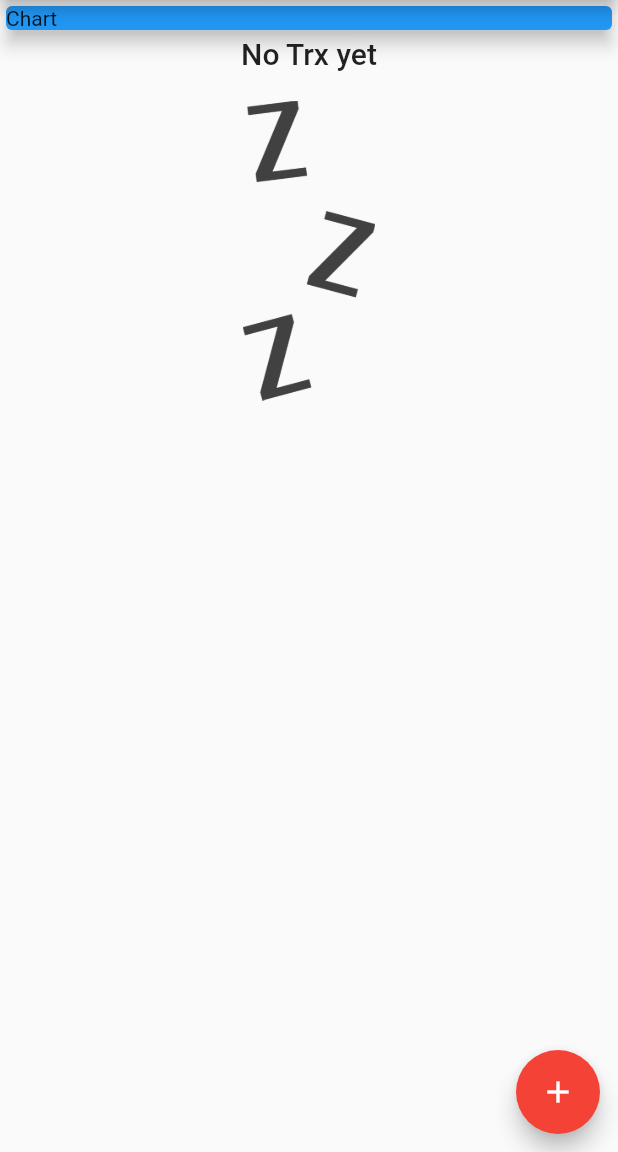
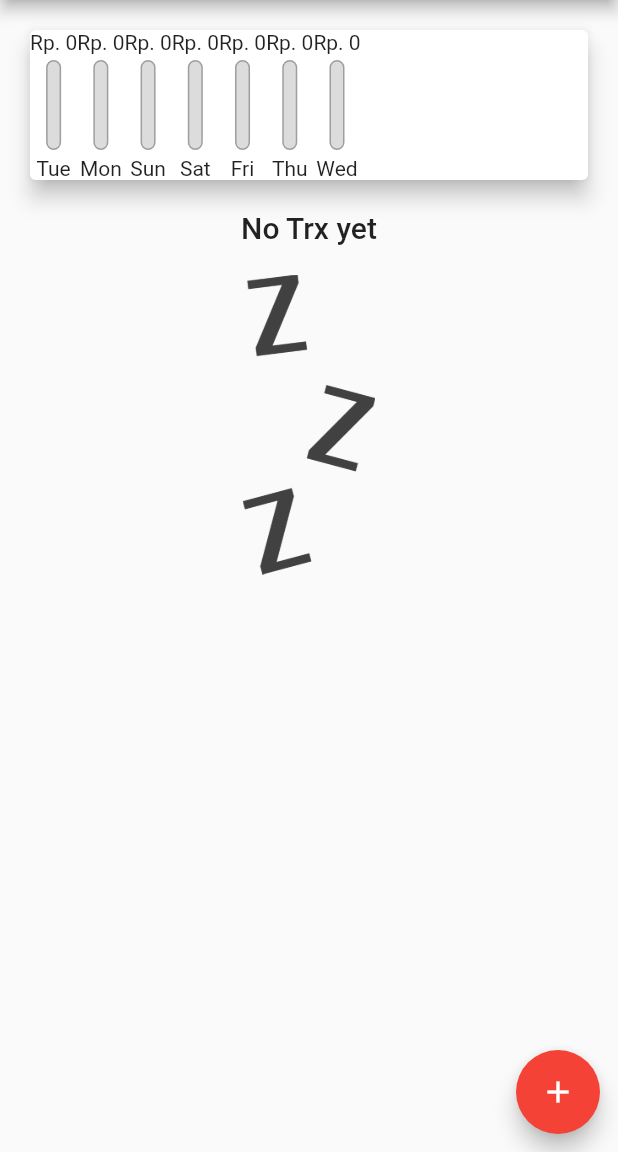
Before and after one commit to ibnunaufal/flutter_expenses_app, a Flutter app: the screen it shows after launch, on a phone screen of 412 x 824 dp, the part 84-1236 px from its top. Run offline on Flutter 3.47's test engine with Material 2 defaults, Android fonts, the phone set to English and light mode, and no system bars; Roboto replaces fonts that are missing (Balrow).

Commit message:
implement chart

```diff
--- a/lib/main.dart
+++ b/lib/main.dart
@@ -3,6 +3,7 @@ import 'package:flutter_expenses_app/widgets/new_transaction.dart';
 import 'package:flutter_expenses_app/widgets/transaction_list.dart';
 import './models/transaction.dart';
 import './widgets/transaction_list.dart';
+import './widgets/chart.dart';
 
 void main() => runApp(MyApp());
 
@@ -11,17 +12,13 @@ class MyApp extends StatelessWidget {
   Widget build(BuildContext context) {
     return MaterialApp(
       title: 'Flutter App',
-      theme: ThemeData(
-        primarySwatch: Colors.red,
-        fontFamily: 'Balrow'
-      ),
+      theme: ThemeData(primarySwatch: Colors.red, fontFamily: 'Balrow'),
       home: MyHomePage(),
     );
   }
 }
 
 class MyHomePage extends StatefulWidget {
-
   @override
   State<MyHomePage> createState() => _MyHomePageState();
 }
@@ -34,22 +31,38 @@ class _MyHomePageState extends State<MyHomePage> {
     //     id: '2', title: "Kaos baru", amount: 100000, date: DateTime.now()),
   ];
 
-  void _addNewTransaction(String title, double amount){
+  List<Transactions> get _recentTrx {
+    return _userTransaction.where((element){
+      return element.date.isAfter(
+        DateTime.now().subtract(
+          Duration(days: 7),
+        )
+      );
+    }).toList();
+  }
+
+  void _addNewTransaction(String title, double amount) {
     print("_addNewTransaction called");
-    final newTrx = Transactions(id: DateTime.now().toString(), title: title, amount: amount, date: DateTime.now());
+    final newTrx = Transactions(
+        id: DateTime.now().toString(),
+        title: title,
+        amount: amount,
+        date: DateTime.now());
 
     setState(() {
       _userTransaction.add(newTrx);
     });
   }
 
-  void _startAddNewTrx(BuildContext ctx){
-    showModalBottomSheet(context: ctx, builder: (bCtx){
-      return GestureDetector(
-        onTap: (){},
-        behavior: HitTestBehavior.opaque,
-        child: NewTransaction(_addNewTransaction));
-    });
+  void _startAddNewTrx(BuildContext ctx) {
+    showModalBottomSheet(
+        context: ctx,
+        builder: (bCtx) {
+          return GestureDetector(
+              onTap: () {},
+              behavior: HitTestBehavior.opaque,
+              child: NewTransaction(_addNewTransaction));
+        });
   }
 
   @override
@@ -58,23 +71,23 @@ class _MyHomePageState extends State<MyHomePage> {
       appBar: AppBar(
         title: Text('Flutter Expenses App'),
         actions: [
-          IconButton(onPressed: () => _startAddNewTrx(context), icon: Icon(Icons.add))
+          IconButton(
+              onPressed: () => _startAddNewTrx(context), icon: Icon(Icons.add))
         ],
       ),
       body: SingleChildScrollView(
         child: Column(
           crossAxisAlignment: CrossAxisAlignment.center,
           children: [
-            Card(
-              color: Colors.blue,
-              child: Container(width: double.infinity, child: Text('Chart')),
-              elevation: 5,
-            ),
+            Chart(_recentTrx),
             TransactionList(_userTransaction)
           ],
         ),
       ),
-      floatingActionButton: FloatingActionButton(onPressed: () => _startAddNewTrx(context), child: Icon(Icons.add),),
+      floatingActionButton: FloatingActionButton(
+        onPressed: () => _startAddNewTrx(context),
+        child: Icon(Icons.add),
+      ),
       floatingActionButtonLocation: FloatingActionButtonLocation.miniEndFloat,
     );
   }
--- /dev/null
+++ b/lib/widgets/chart.dart
@@ -0,0 +1,55 @@
+import 'package:flutter/material.dart';
+import 'package:flutter/src/widgets/framework.dart';
+import 'package:flutter/src/widgets/placeholder.dart';
+import './../models/transaction.dart';
+import './chart_bar.dart';
+import 'package:intl/intl.dart';
+
+class Chart extends StatelessWidget {
+  final List<Transactions> recentTrx;
+  List<Map<String, Object>> get groupedTransactionValues {
+    return List.generate(7, ((index) {
+      final weekDay = DateTime.now().subtract(Duration(days: index));
+      var totalSum = 0.0;
+
+      for (var i = 0; i < recentTrx.length; i++) {
+        if (recentTrx[i].date.day == weekDay.day &&
+            recentTrx[i].date.month == weekDay.month &&
+            recentTrx[i].date.year == weekDay.year) {
+          totalSum += recentTrx[i].amount;
+        }
+      }
+
+      print(DateFormat.E().format(weekDay));
+      print(totalSum);
+
+      return {
+        'day': DateFormat.E().format(weekDay).toString(),
+        'amount': totalSum
+      };
+    }));
+  }
+
+  Chart(this.recentTrx);
+
+  double get totalSpending {
+    return groupedTransactionValues.fold(0.0, (sum, item) {
+      return sum + (item['amount'] as double);
+    });
+  }
+
+  @override
+  Widget build(BuildContext context) {
+    print(groupedTransactionValues);
+    return Card(
+      elevation: 6,
+      margin: EdgeInsets.all(20),
+      child: Row(
+        children: groupedTransactionValues.map((e) {
+          return ChartBar(e['day'] as String, e['amount'] as double,
+              (e['amount'] as double) / totalSpending);
+        }).toList(),
+      ),
+    );
+  }
+}
--- /dev/null
+++ b/lib/widgets/chart_bar.dart
@@ -0,0 +1,50 @@
+import 'package:flutter/material.dart';
+import 'package:flutter/src/widgets/framework.dart';
+import 'package:flutter/src/widgets/placeholder.dart';
+
+class ChartBar extends StatelessWidget {
+  final String label;
+  final double spendingAmount;
+  final double spendingPctOfTotal;
+
+  ChartBar(this.label, this.spendingAmount, this.spendingPctOfTotal);
+
+  @override
+  Widget build(BuildContext context) {
+    return Column(
+      children: [
+        Text('Rp. ${spendingAmount.toStringAsFixed(0)}'),
+        SizedBox(
+          height: 4,
+        ),
+        Container(
+          height: 60,
+          width: 10,
+          child: Stack(
+            children: [
+              Container(
+                decoration: BoxDecoration(
+                    border: Border.all(color: Colors.grey, width: 1.0),
+                    color: Color.fromRGBO(220, 220, 220, 1),
+                    borderRadius: BorderRadius.circular(10)),
+              ),
+              FractionallySizedBox(
+                heightFactor: spendingPctOfTotal,
+                child: Container(
+                  decoration: BoxDecoration(
+                      color: Theme.of(context).primaryColor,
+                      borderRadius: BorderRadius.circular(10)
+                      ),
+                ),
+              )
+            ],
+          ),
+        ),
+        SizedBox(
+          height: 4,
+        ),
+        Text(label)
+      ],
+    );
+  }
+}
```
